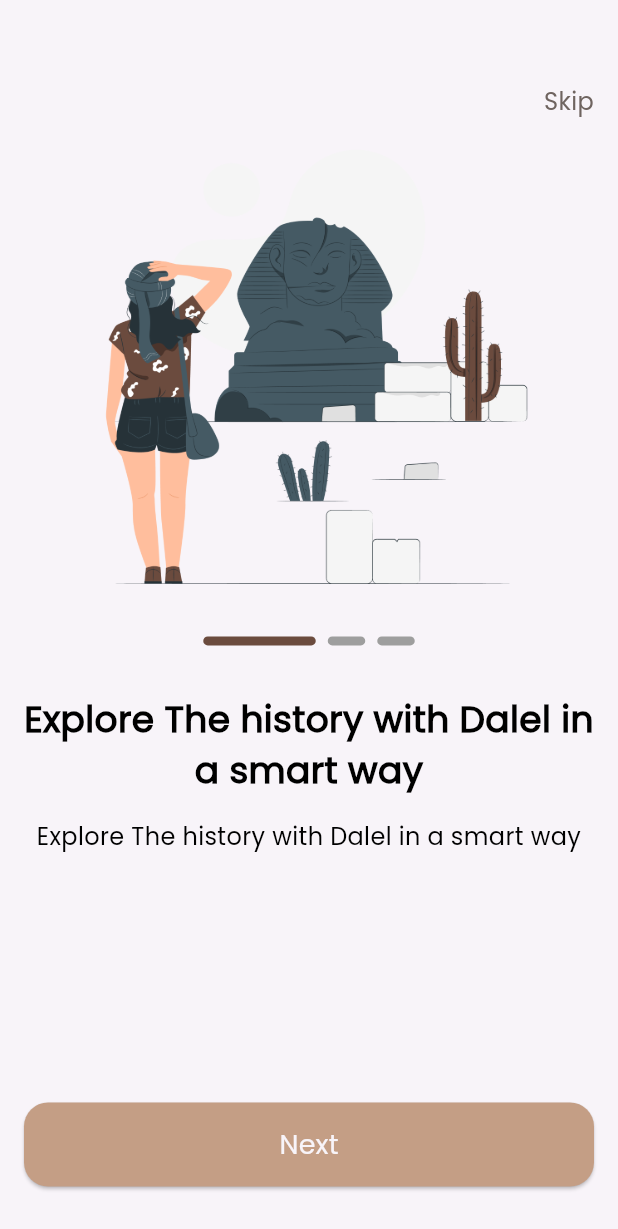
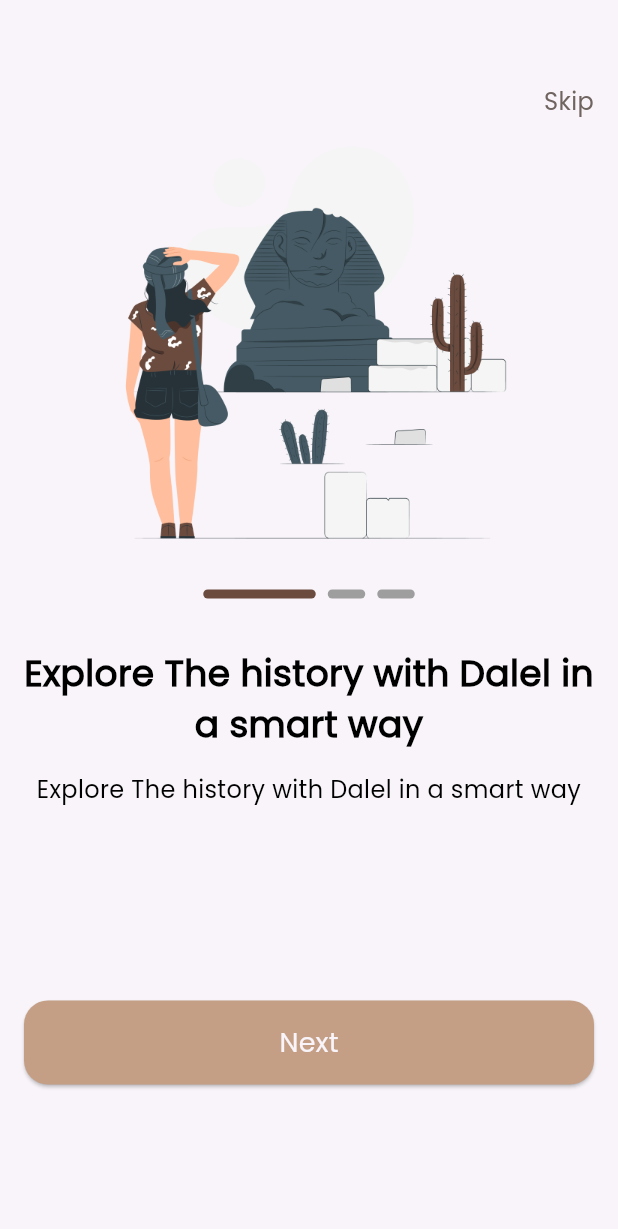
Before and after one commit to AhmedRe33t/Dalel, a Flutter app: the screen it shows after launch, on a phone screen of 412 x 824 dp. Shown: the top 1229 px of the screen. Run offline on Flutter 3.47's test engine with Material 3 defaults, Android fonts, the light colour scheme and no system bars; drawn by our look-alikes of smooth_page_indicator; our stand-ins replace go_router; Roboto replaces fonts that are missing (Poppins).

Commit message:
refactor our code

```diff
--- a/lib/core/function/navigation.dart
+++ b/lib/core/function/navigation.dart
@@ -3,3 +3,8 @@
 void custemNvigator(context,String path) {
      GoRouter.of(context).push(path);
   }
+
+
+  void custemReplacementNvigator(context,String path) {
+     GoRouter.of(context).pushReplacement(path);
+  }
--- a/lib/features/onBoarding/presentation/views/on_boarding_view.dart
+++ b/lib/features/onBoarding/presentation/views/on_boarding_view.dart
@@ -12,11 +12,15 @@ class OnBoardingView extends StatelessWidget {
     return  Scaffold(
       body: SafeArea(child: Padding(
         padding: const EdgeInsets.symmetric(horizontal: 16,vertical: 16),
-        child: Column(
+        child: ListView(
+          shrinkWrap: true,
+          physics:const BouncingScrollPhysics(),
           children: [
            const SizedBox(height: 40,),
           const  CustomNavBar(),
             onBoarding(),
+                     const  SizedBox(height: 88,),
+
            const CustomBtn(text: 'Next',),
 
          const  SizedBox(height: 17,)
--- a/lib/features/onBoarding/presentation/widget/on_boarding_body.dart
+++ b/lib/features/onBoarding/presentation/widget/on_boarding_body.dart
@@ -10,18 +10,32 @@ class onBoarding extends StatelessWidget {
  final PageController _controller=PageController();
   @override
   Widget build(BuildContext context) {
-    return Expanded(
+    return SizedBox(
+      height: 500,
       child: PageView.builder(
+        physics:const BouncingScrollPhysics(),
         controller: _controller,
         itemCount: 3,
         itemBuilder:(context, index) {
         return Column(
           children: [
-            Image.asset(Assets.imagesOnBoarding1),
+           Container(
+            height: 290,
+            width: 343,
+            decoration:const BoxDecoration(
+              image: DecorationImage(image: AssetImage(Assets.imagesOnBoarding1),fit: BoxFit.fill),
+
+            ),
+
+           ),
         const SizedBox(height: 24,),
             CustomSmoothIndecator(controller:_controller),
            const SizedBox(height: 32,),
-            Text("Explore The history with Dalel in a smart way",style: CustomTextStyles.poppins500style24.copyWith(fontWeight: FontWeight.bold),
+            Text("Explore The history with Dalel in a smart way",style: CustomTextStyles.poppins500style24.copyWith(fontWeight: FontWeight.bold,
+            ),
+            maxLines: 2,
+            overflow: TextOverflow.ellipsis,
+
             textAlign: TextAlign.center),
             const SizedBox(height: 16,),
         const    Text("Explore The history with Dalel in a smart way",style: CustomTextStyles.poppins300style16,
--- a/lib/features/splash/presentation/view/splash_sreen.dart
+++ b/lib/features/splash/presentation/view/splash_sreen.dart
@@ -31,6 +31,6 @@ class _SplashSreenState extends State<SplashSreen> {
 }
   void delayNavigation(context) {
      Future.delayed(const Duration(seconds: 2),(){
-        custemNvigator(context,'/onBoarding');
+       custemReplacementNvigator(context, '/onBoarding');
     });
   }
```
